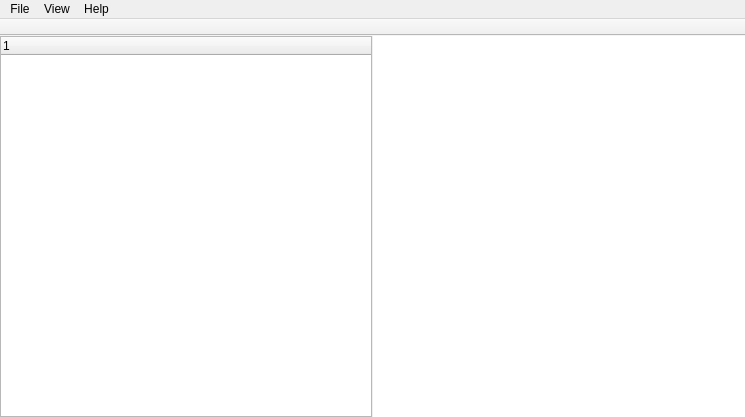
The window that src/main/designer/mainwindow.ui (dnkorpushov/libro) describes before a commit, drawn with Qt 5.
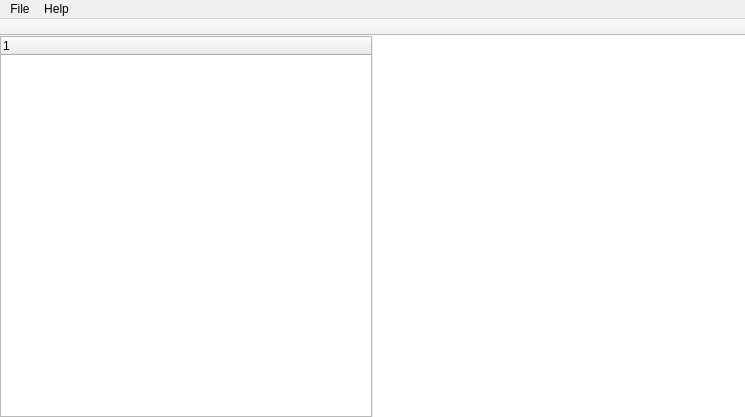
The same window after the commit. Icons and pictures are not drawn. Custom widgets are drawn as their Qt base class.

What changed in the file:
```diff
--- a/src/main/designer/mainwindow.ui
+++ b/src/main/designer/mainwindow.ui
@@ -114,14 +114,7 @@
     <addaction name="actionAbout"/>
     <addaction name="actionAboutQt"/>
    </widget>
-   <widget class="QMenu" name="menuView">
-    <property name="title">
-     <string>View</string>
-    </property>
-    <addaction name="actionViewLog"/>
-   </widget>
    <addaction name="menuFile"/>
-   <addaction name="menuView"/>
    <addaction name="menuHelp"/>
   </widget>
   <widget class="ToolBar" name="toolBar">
```
Left out of the diff: 56 changed lines with no effect on the pictures.
